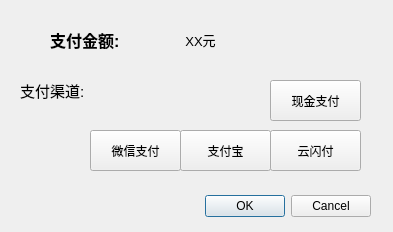
Old version of the form restaurantManagerment/dlg_payment.ui in the repository friendfan1/-Salay-Management-System.
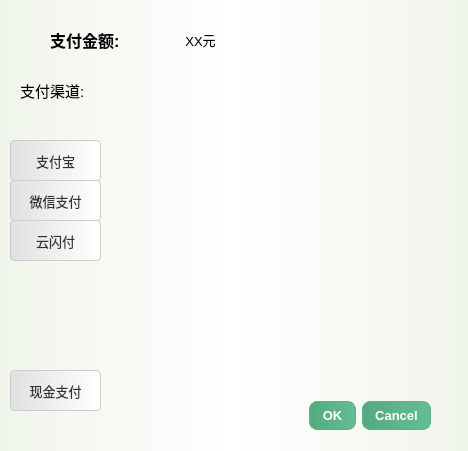
New version of the form.

The edit to the form file:
```diff
--- a/restaurantManagerment/dlg_payment.ui
+++ b/restaurantManagerment/dlg_payment.ui
@@ -6,22 +6,73 @@
    <rect>
     <x>0</x>
     <y>0</y>
-    <width>393</width>
-    <height>232</height>
+    <width>468</width>
+    <height>451</height>
    </rect>
   </property>
   <property name="windowTitle">
    <string>Dialog</string>
   </property>
+  <property name="styleSheet">
+   <string notr="true"> QDialog{   background: qlineargradient(spread:pad, x1:0, y1:0, x2:1, y2:0, stop:0 rgba(240, 245, 235, 1), stop:0.5 rgba(255, 255, 255, 1), stop:1 rgba(240, 245, 235, 1)); /* Gradient from light green to white to light green */
+    color: #333333; /* Dark Grey */
+    font-family: &quot;Segoe UI&quot;, sans-serif;
+    font-size: 10pt;
+}
+/* Buttons common style */
+
+QPushButton {
+    background: qlineargradient(spread:pad, x1:0, y1:0, x2:1, y2:0, stop:0 #E0E0E0, stop:1 #FFFFFF); /* Light Grey to White Gradient */
+    color: #333333; /* Dark Grey */
+    border: 1px solid #CCCCCC; /* Light Grey Border */
+    border-radius: 4px;
+    padding: 5px;
+    font-family: &quot;Segoe UI&quot;, sans-serif;
+    font-size: 10pt;
+}
+
+QPushButton:hover {
+    background-color: #D6D6D6; /* Slightly Darker Grey */
+}
+
+QPushButton:pressed {
+    background-color: #BFBFBF; /* Darker Grey */
+}
+/* Common background widget style */
+
+</string>
+  </property>
   <widget class="QDialogButtonBox" name="buttonBox">
    <property name="geometry">
     <rect>
-     <x>30</x>
-     <y>190</y>
+     <x>90</x>
+     <y>400</y>
      <width>341</width>
      <height>32</height>
     </rect>
    </property>
+   <property name="styleSheet">
+    <string notr="true">/* Common button style */
+QPushButton {
+    background: qlineargradient(spread:pad, x1:0, y1:0, x2:1, y2:0, stop:0 rgba(85, 170, 127, 1), stop:1 rgba(100, 190, 145, 1)); /* Gradient from primary to slightly lighter green */
+    color: #FFFFFF; /* White text for contrast */
+    border: 1px solid #5DAE89; /* Darker green border */
+    border-radius: 8px; /* Slightly more rounded corners */
+    padding: 6px 12px; /* Increased padding for a more comfortable touch target */
+    font-family: &quot;Segoe UI&quot;, sans-serif;
+    font-size: 10pt;
+    font-weight: bold; /* Bold text for emphasis */
+}
+
+QPushButton:hover {
+    background: qlineargradient(spread:pad, x1:0, y1:0, x2:1, y2:0, stop:0 rgba(100, 190, 145, 1), stop:1 rgba(85, 170, 127, 1)); /* Reverse gradient for hover effect */
+}
+
+QPushButton:pressed {
+    background: qlineargradient(spread:pad, x1:0, y1:0, x2:1, y2:0, stop:0 rgba(70, 150, 110, 1), stop:1 rgba(85, 170, 127, 1)); /* Darker gradient for pressed effect */
+}
+</string>
+   </property>
    <property name="orientation">
     <enum>Qt::Horizontal</enum>
    </property>
@@ -58,8 +109,8 @@
   <widget class="QPushButton" name="btn_weixin">
    <property name="geometry">
     <rect>
-     <x>90</x>
-     <y>130</y>
+     <x>10</x>
+     <y>180</y>
      <width>91</width>
      <height>41</height>
     </rect>
@@ -71,8 +122,8 @@
   <widget class="QPushButton" name="btn_alipay">
    <property name="geometry">
     <rect>
-     <x>180</x>
-     <y>130</y>
+     <x>10</x>
+     <y>140</y>
      <width>91</width>
      <height>41</height>
     </rect>
@@ -82,10 +133,13 @@
    </property>
   </widget>
   <widget class="QPushButton" name="btn_ysf">
+   <property name="enabled">
+    <bool>true</bool>
+   </property>
    <property name="geometry">
     <rect>
-     <x>270</x>
-     <y>130</y>
+     <x>10</x>
+     <y>220</y>
      <width>91</width>
      <height>41</height>
     </rect>
@@ -97,8 +151,8 @@
   <widget class="QPushButton" name="btn_cash">
    <property name="geometry">
     <rect>
-     <x>270</x>
-     <y>80</y>
+     <x>10</x>
+     <y>370</y>
      <width>91</width>
      <height>41</height>
     </rect>
@@ -120,6 +174,28 @@
     <string>&lt;html&gt;&lt;head/&gt;&lt;body&gt;&lt;p&gt;&lt;span style=&quot; font-size:11pt;&quot;&gt;支付渠道:&lt;/span&gt;&lt;/p&gt;&lt;/body&gt;&lt;/html&gt;</string>
    </property>
   </widget>
+  <widget class="QLabel" name="label_QRcode">
+   <property name="geometry">
+    <rect>
+     <x>150</x>
+     <y>70</y>
+     <width>281</width>
+     <height>321</height>
+    </rect>
+   </property>
+   <property name="text">
+    <string/>
+   </property>
+  </widget>
+  <zorder>label</zorder>
+  <zorder>buttonBox</zorder>
+  <zorder>label_total</zorder>
+  <zorder>btn_weixin</zorder>
+  <zorder>btn_alipay</zorder>
+  <zorder>btn_ysf</zorder>
+  <zorder>btn_cash</zorder>
+  <zorder>label_3</zorder>
+  <zorder>label_QRcode</zorder>
  </widget>
  <resources/>
  <connections>
```
